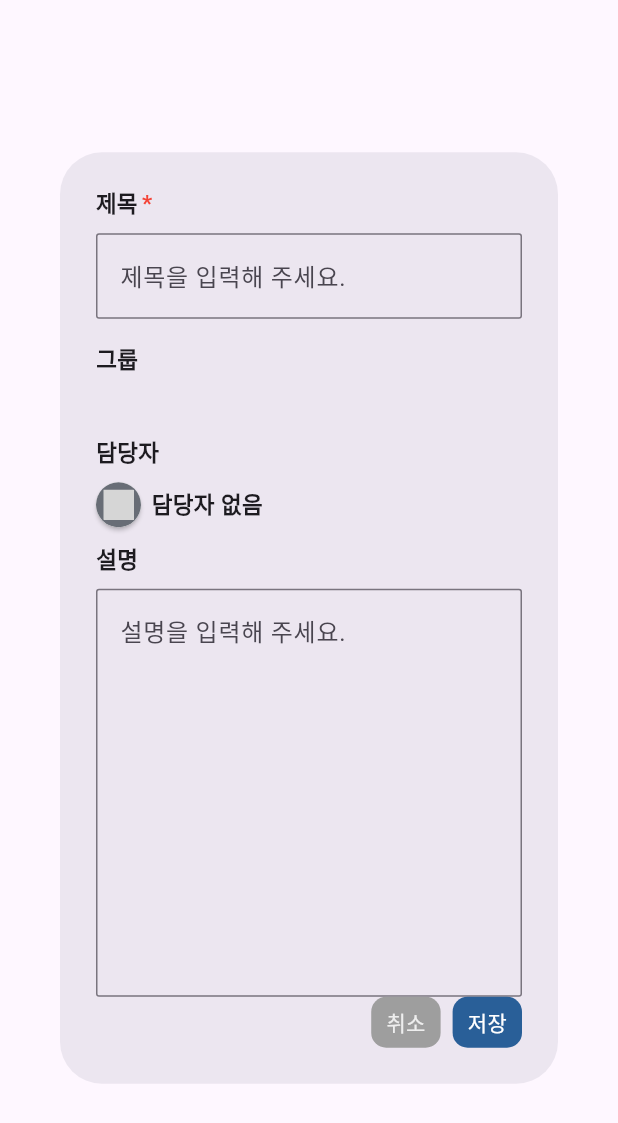
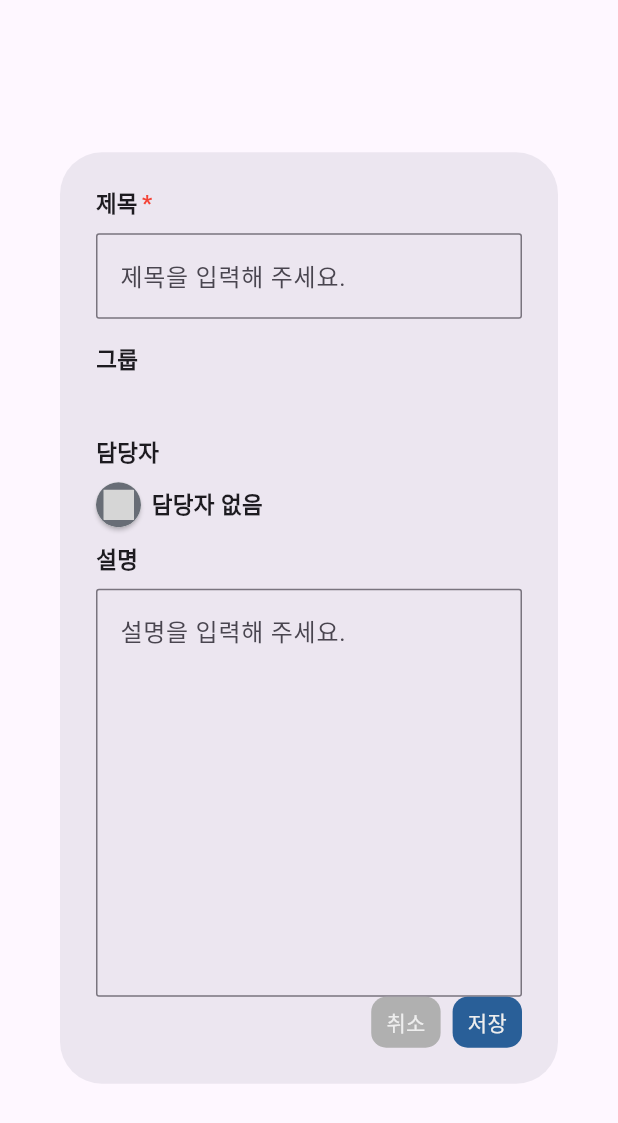
Before and after one commit to 812jay/todo_list, a Flutter app: the ProductEditDialog widget shown alone on an empty page, opened directly, on a phone screen of 412 x 824 dp. Shown: the top 1123 px of the screen. Run offline on Flutter 3.47's test engine with Material 3 defaults, Android fonts, the phone set to English and light mode, and no system bars; drawn by our look-alikes of circular_profile_avatar; our stand-ins replace cloud_firestore, flutter_svg, freezed_annotation, get, logger; missing offline and left inert: appflowy_board, hovering; accounts and stored records are empty; grey boxes are pictures that could not be loaded.

Commit message:
feat: Dialog Button 추가

```diff
--- a/lib/app/domain/product/controllers/product_controller.dart
+++ b/lib/app/domain/product/controllers/product_controller.dart
@@ -4,7 +4,6 @@ import 'package:get/get.dart';
 import 'package:todo_list/app/domain/product/models/product/product.dart';
 import 'package:todo_list/app/domain/product/services/product_service.dart';
 import 'package:todo_list/app/domain/product/views/widgets/product_edit_dialog.dart';
-import 'package:todo_list/app/domain/user/models/user.dart';
 import 'package:todo_list/core/utils/logger.dart';
 
 class ProductController extends GetxController {
@@ -77,23 +76,4 @@ class ProductController extends GetxController {
       ),
     );
   }
-
-  void onTapAddButton({
-    required String groupTitle,
-    required String title,
-    required String content,
-    UserRes? asignee,
-  }) {
-    // appFlowyBoardController.addGroupItem(
-    //   groupTitle,
-    //   ParsedProductItemRes(
-    //     groupTitle: groupTitle,
-    //     title: title,
-    //     content: content,
-    //     assignee: asignee,
-    //     createdAt: DateTime.now(),
-    //     updatedAt: DateTime.now(),
-    //   ),
-    // );
-  }
 }
--- a/lib/app/domain/product/views/widgets/product_edit_dialog.dart
+++ b/lib/app/domain/product/views/widgets/product_edit_dialog.dart
@@ -3,6 +3,7 @@ import 'package:get/get.dart';
 import 'package:todo_list/app/domain/product/models/product/product.dart';
 import 'package:todo_list/app/domain/user/models/user.dart';
 import 'package:todo_list/core/utils/component/base_text_field.dart';
+import 'package:todo_list/core/utils/component/dialog_button.dart';
 import 'package:todo_list/core/utils/component/user_avatar.dart';
 import 'package:todo_list/core/utils/constants.dart';
 
@@ -97,41 +98,17 @@ class _ProductEditDialogState extends State<ProductEditDialog> {
         ),
       ),
       actions: [
-        GestureDetector(
-          onTap: () {
-            Get.back();
-          },
-          child: Container(
-            decoration: BoxDecoration(
-              color: Colors.grey,
-              borderRadius: BorderRadius.circular(10),
-            ),
-            padding: const EdgeInsets.symmetric(horizontal: 10, vertical: 7),
-            child: const Text(
-              '취소',
-              style: TextStyle(
-                color: AppColors.cancelButton,
-              ),
-            ),
-          ),
+        DialogButton(
+          text: '취소',
+          backgroundColor: AppColors.cancelButtonBackground,
+          fontColor: AppColors.cancelButtonFont,
+          onTap: () => Get.back(),
         ),
-        GestureDetector(
-          onTap: () {
-            Get.back();
-          },
-          child: Container(
-            decoration: BoxDecoration(
-              color: AppColors.saveButton,
-              borderRadius: BorderRadius.circular(10),
-            ),
-            padding: const EdgeInsets.symmetric(horizontal: 10, vertical: 7),
-            child: const Text(
-              '저장',
-              style: TextStyle(
-                color: Colors.white,
-              ),
-            ),
-          ),
+        DialogButton(
+          text: '저장',
+          backgroundColor: AppColors.saveButtonBackground,
+          fontColor: AppColors.saveButtonFont,
+          onTap: () => Get.back(),
         ),
       ],
     );
--- /dev/null
+++ b/lib/core/utils/component/dialog_button.dart
@@ -0,0 +1,35 @@
+import 'package:flutter/material.dart';
+
+class DialogButton extends StatelessWidget {
+  const DialogButton({
+    super.key,
+    required this.text,
+    this.onTap,
+    this.backgroundColor,
+    this.fontColor,
+  });
+  final String text;
+  final GestureTapCallback? onTap;
+  final Color? backgroundColor;
+  final Color? fontColor;
+
+  @override
+  Widget build(BuildContext context) {
+    return GestureDetector(
+      onTap: onTap,
+      child: Container(
+        decoration: BoxDecoration(
+          color: backgroundColor ?? Colors.grey,
+          borderRadius: BorderRadius.circular(10),
+        ),
+        padding: const EdgeInsets.symmetric(horizontal: 10, vertical: 7),
+        child: Text(
+          text,
+          style: TextStyle(
+            color: fontColor,
+          ),
+        ),
+      ),
+    );
+  }
+}
--- a/lib/core/utils/constants.dart
+++ b/lib/core/utils/constants.dart
@@ -4,7 +4,9 @@ import 'package:flutter/material.dart';
 class AppColors {
   static const productGroup = Color(0XFFF7F8F9);
   static const productGroupItem = Color(0XFFEEEDEB);
-  static const cancelButton = Color(0XFFEEEEEE);
-  static const saveButton = Color(0XFF295F98);
+  static const cancelButtonBackground = Color(0XFFB0B0B0);
+  static const cancelButtonFont = Color(0XFFEEEEEE);
+  static const saveButtonBackground = Color(0XFF295F98);
+  static const saveButtonFont = Color(0XFFEEEEEE);
   static const avatarBackgroud = Color(0XFF686D76);
 }
```
Also changed, not shown: assets/svgs/plus.svg (added).
